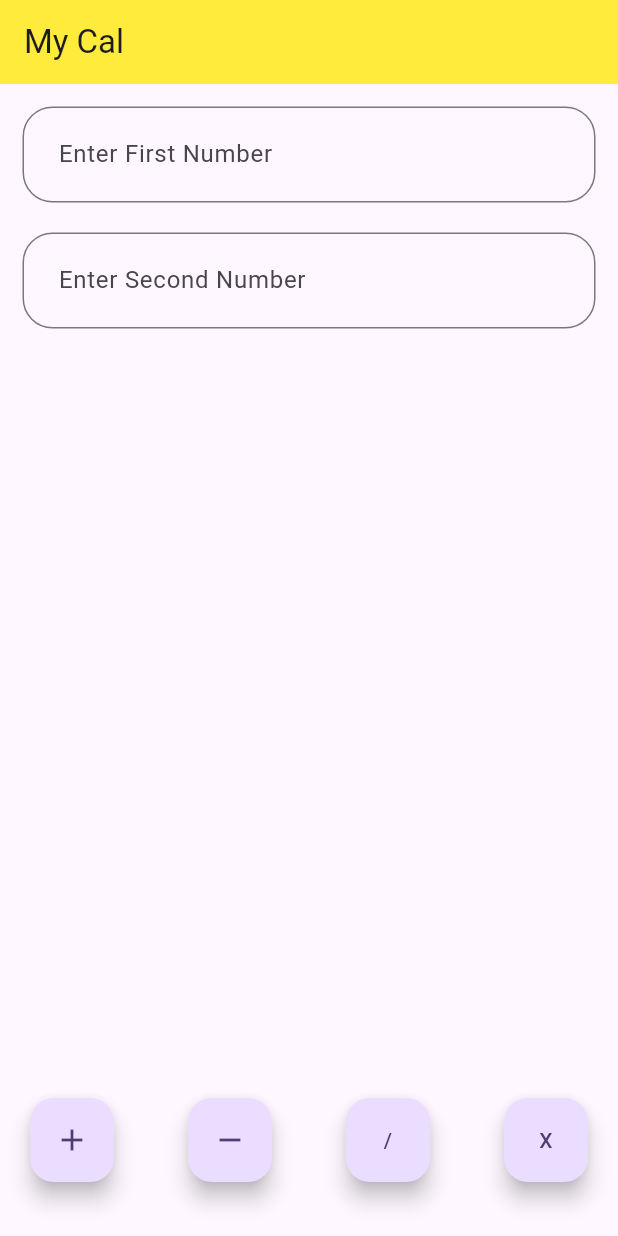
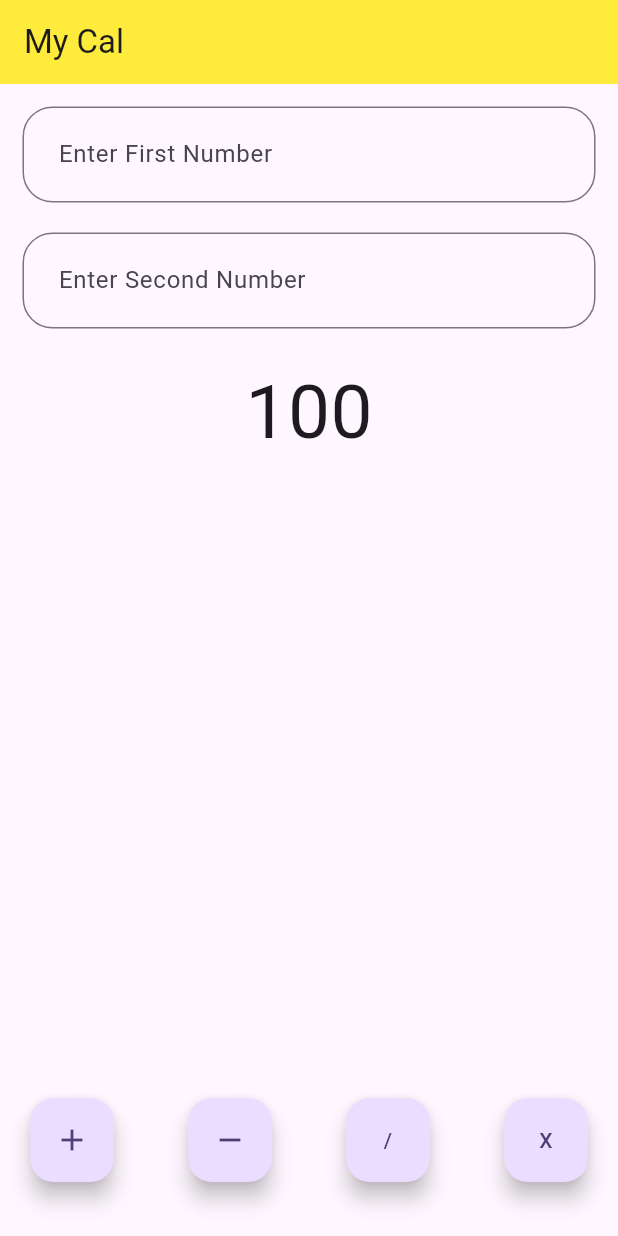
Before and after one commit to Ramesh-Kaushika/Fitness_Planner_App05, a Flutter app: the screen it shows after launch, on a phone screen of 412 x 824 dp. Run offline on Flutter 3.47's test engine with Material 3 defaults, Android fonts, the phone set to English and light mode, and no system bars.

Commit message:
pending cal

```diff
--- a/lib/calculator.dart
+++ b/lib/calculator.dart
@@ -1,13 +1,36 @@
 import 'package:flutter/material.dart';
 
 class MyCal extends StatefulWidget {
-   MyCal({super.key});
+   const MyCal({super.key});
 
   @override
   State<MyCal> createState() => _MyCalState();
 }
 
 class _MyCalState extends State<MyCal> {
+
+//users enterd value
+final TextEditingController _oneController = TextEditingController();
+final TextEditingController _twoController = TextEditingController();
+
+//result
+int _result = 0;
+
+//methods
+void add(){
+  setState(() {
+
+  });
+}
+
+@override
+  void dispose() {
+    // TODO: implement dispose
+    _oneController.dispose();
+    _twoController.dispose();
+    super.dispose();
+  }
+
   @override
   Widget build(BuildContext context) {
     return Scaffold(
@@ -20,6 +43,7 @@ class _MyCalState extends State<MyCal> {
         child: Column(
           children: [
             TextField(
+              controller: _oneController,
               decoration: InputDecoration(
                 hintText: "Enter First Number",
                 border: OutlineInputBorder(
@@ -32,6 +56,7 @@ class _MyCalState extends State<MyCal> {
               height: 20,
             ),
             TextField(
+              controller: _twoController,
               decoration: InputDecoration(
                 hintText: "Enter Second Number",
                 border: OutlineInputBorder(
@@ -43,6 +68,10 @@ class _MyCalState extends State<MyCal> {
              const SizedBox(
               height: 20,
             ),
+            const Text("100",style: TextStyle(
+                fontSize: 50
+            ),
+            )
           ],
         ),
       ),
--- a/lib/main.dart
+++ b/lib/main.dart
@@ -19,7 +19,7 @@
         colorScheme: ColorScheme.fromSeed(seedColor: Colors.deepPurple),
         useMaterial3: true,
       ),
-      home: MyCal(),
+      home: const MyCal(),
     );
   }
 }
```
